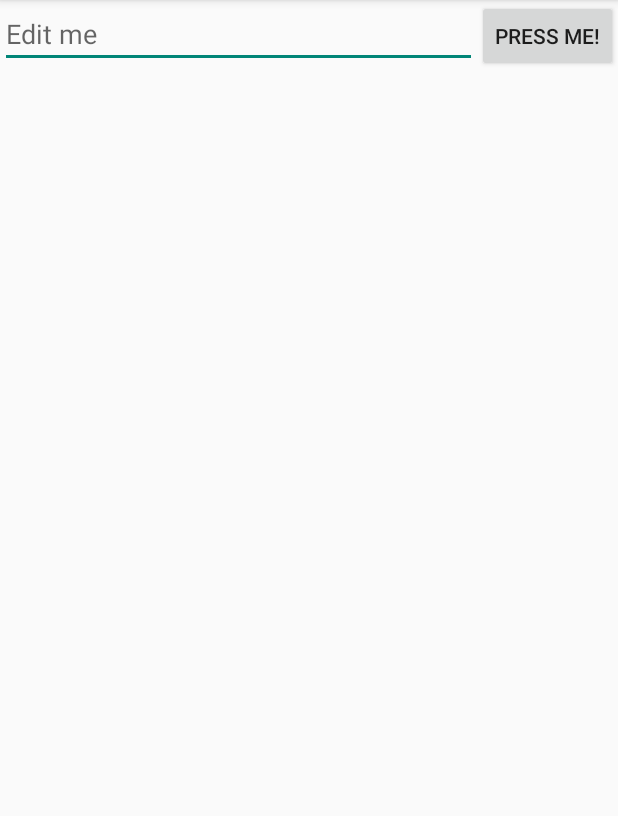
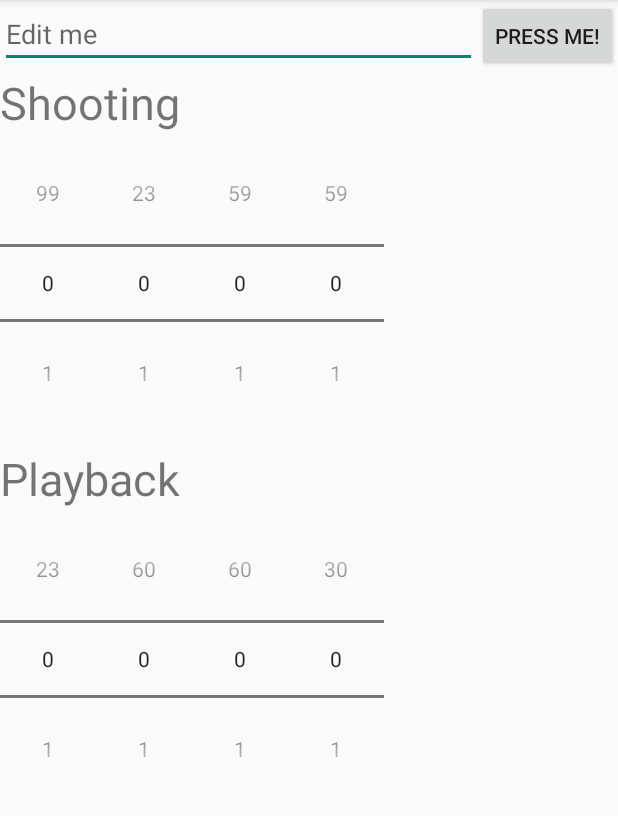
Before and after one commit to sighmon/Timelapse-Calculator-Android, an Android app: the screen it shows after launch (MainActivity), on a phone screen of 412 x 824 dp, the part 84-900 px from its top. Run offline under Robolectric (Android 15) with nearby library versions, the phone set to English and light mode, and no system bars.

Commit message:
Added numberPickers.

```diff
--- a/mobile/src/main/java/com/sighmon/timelapsehelper/MainActivity.java
+++ b/mobile/src/main/java/com/sighmon/timelapsehelper/MainActivity.java
@@ -15,10 +15,12 @@ import android.view.View;
 import android.view.ViewGroup;
 import android.os.Build;
 import android.widget.EditText;
+import android.widget.NumberPicker;
 
 public class MainActivity extends Activity {
 
     public final static String EXTRA_MESSAGE = "com.sighmon.timelapsehelper.MESSAGE";
+    public final static Integer PLAYBACK_FPS = 30;
 
     @Override
     protected void onCreate(Bundle savedInstanceState) {
@@ -93,6 +95,26 @@ public class MainActivity extends Activity {
         public View onCreateView(LayoutInflater inflater, ViewGroup container,
                                  Bundle savedInstanceState) {
             View rootView = inflater.inflate(R.layout.fragment_main, container, false);
+
+            // Set the min/max for the pickers.
+            NumberPicker shootingDays = (NumberPicker) rootView.findViewById(R.id.shooting_days);
+            shootingDays.setMaxValue(99);
+            NumberPicker shootingHours = (NumberPicker) rootView.findViewById(R.id.shooting_hours);
+            shootingHours.setMaxValue(23);
+            NumberPicker shootingMinutes = (NumberPicker) rootView.findViewById(R.id.shooting_minutes);
+            shootingMinutes.setMaxValue(59);
+            NumberPicker shootingSeconds = (NumberPicker) rootView.findViewById(R.id.shooting_seconds);
+            shootingSeconds.setMaxValue(59);
+
+            NumberPicker playbackHours = (NumberPicker) rootView.findViewById(R.id.playback_hours);
+            playbackHours.setMaxValue(23);
+            NumberPicker playbackMinutes = (NumberPicker) rootView.findViewById(R.id.playback_minutes);
+            playbackMinutes.setMaxValue(60);
+            NumberPicker playbackSeconds = (NumberPicker) rootView.findViewById(R.id.playback_seconds);
+            playbackSeconds.setMaxValue(60);
+            NumberPicker playbackFrames = (NumberPicker) rootView.findViewById(R.id.playback_frames);
+            playbackFrames.setMaxValue(PLAYBACK_FPS);
+
             return rootView;
         }
     }
--- a/mobile/src/main/res/layout/fragment_main.xml
+++ b/mobile/src/main/res/layout/fragment_main.xml
@@ -2,6 +2,11 @@
     xmlns:tools="http://schemas.android.com/tools"
     android:layout_width="match_parent"
     android:layout_height="match_parent"
+    android:orientation="vertical" >
+
+    <LinearLayout
+        android:layout_width="fill_parent"
+        android:layout_height="wrap_content"
         android:orientation="horizontal">
         <EditText android:id="@+id/edit_message"
             android:layout_weight="1"
@@ -14,3 +19,80 @@
             android:text="@string/press_me"
             android:onClick="sendMessage" />
     </LinearLayout>
+
+    <LinearLayout
+        android:layout_width="fill_parent"
+        android:layout_height="wrap_content"
+        android:orientation="horizontal"
+        android:paddingBottom="10dp">
+
+        <TextView
+            android:layout_width="fill_parent"
+            android:layout_height="wrap_content"
+            android:text="@string/shooting_picker"
+            android:textSize="30dp"/>
+
+    </LinearLayout>
+
+    <LinearLayout
+        android:layout_width="fill_parent"
+        android:layout_height="wrap_content"
+        android:orientation="horizontal">
+
+        <NumberPicker
+            android:id="@+id/shooting_days"
+            android:layout_width="wrap_content"
+            android:layout_height="wrap_content"></NumberPicker>
+        <NumberPicker
+            android:id="@+id/shooting_hours"
+            android:layout_width="wrap_content"
+            android:layout_height="wrap_content"></NumberPicker>
+        <NumberPicker
+            android:id="@+id/shooting_minutes"
+            android:layout_width="wrap_content"
+            android:layout_height="wrap_content"></NumberPicker>
+        <NumberPicker
+            android:id="@+id/shooting_seconds"
+            android:layout_width="wrap_content"
+            android:layout_height="wrap_content"></NumberPicker>
+    </LinearLayout>
+
+    <LinearLayout
+        android:layout_width="fill_parent"
+        android:layout_height="wrap_content"
+        android:orientation="horizontal"
+        android:paddingTop="20dp"
+        android:paddingBottom="10dp">
+
+        <TextView
+            android:layout_width="fill_parent"
+            android:layout_height="wrap_content"
+            android:text="@string/playback_picker"
+            android:textSize="30dp"/>
+
+    </LinearLayout>
+
+    <LinearLayout
+        android:layout_width="fill_parent"
+        android:layout_height="wrap_content"
+        android:orientation="horizontal">
+
+        <NumberPicker
+            android:id="@+id/playback_hours"
+            android:layout_width="wrap_content"
+            android:layout_height="wrap_content"></NumberPicker>
+        <NumberPicker
+            android:id="@+id/playback_minutes"
+            android:layout_width="wrap_content"
+            android:layout_height="wrap_content"></NumberPicker>
+        <NumberPicker
+            android:id="@+id/playback_seconds"
+            android:layout_width="wrap_content"
+            android:layout_height="wrap_content"></NumberPicker>
+        <NumberPicker
+            android:id="@+id/playback_frames"
+            android:layout_width="wrap_content"
+            android:layout_height="wrap_content"></NumberPicker>
+    </LinearLayout>
+
+</LinearLayout>
--- a/mobile/src/main/res/values/strings.xml
+++ b/mobile/src/main/res/values/strings.xml
@@ -12,6 +12,8 @@
     <string name="cancel">Cancel</string>
     <string name="dialog_message">Oh hi there. You tapped search.</string>
     <string name="dialog_title">Search</string>
+    <string name="shooting_picker">Shooting</string>
+    <string name="playback_picker">Playback</string>
 
 
 </resources>
```
Also changed, not shown: 1 other file. Lines whose indentation alone changed are shown as unchanged.
